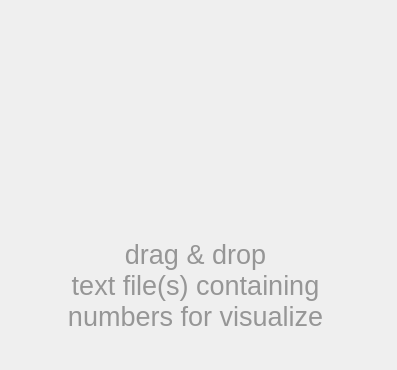
Qt form gui/davis_gui.ui (DevToolsOrganization/matrix-data-visualization-DAVIS) before a commit.
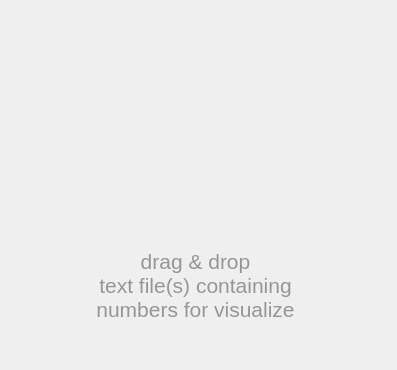
The same form after that commit. Icons and pictures are not drawn.

Patch:
```diff
--- a/gui/davis_gui.ui
+++ b/gui/davis_gui.ui
@@ -55,7 +55,7 @@
      </font>
     </property>
     <property name="text">
-     <string>&lt;html&gt;&lt;head/&gt;&lt;body&gt;&lt;p align=&quot;center&quot;&gt;&lt;span style=&quot; font-size:20pt; color:#969696;&quot;&gt;drag &amp;amp; drop&lt;br/&gt;text file(s) containing&lt;br/&gt;numbers for visualize&lt;/span&gt;&lt;/p&gt;&lt;/body&gt;&lt;/html&gt;</string>
+     <string>&lt;html&gt;&lt;head/&gt;&lt;body&gt;&lt;p align=&quot;center&quot;&gt;&lt;span style=&quot; font-size:16pt; color:#969696;&quot;&gt;drag &amp;amp; drop&lt;br/&gt;text file(s) containing&lt;br/&gt;numbers for visualize&lt;/span&gt;&lt;/p&gt;&lt;/body&gt;&lt;/html&gt;</string>
     </property>
    </widget>
    <widget class="QLabel" name="label_doc">
```
